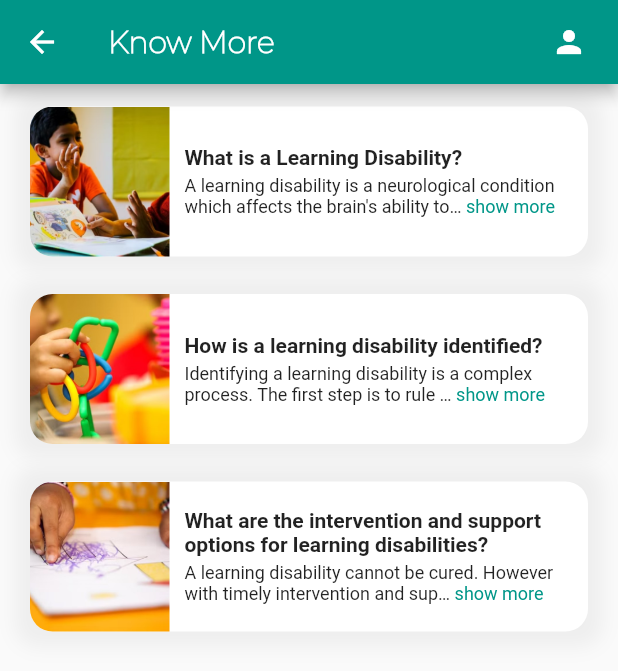
After one commit to systemcrackers/systemcrackers-app, a Flutter app: the HomeScreen screen opened by its route, after a tap on the "lightbulb" icon, on a phone screen of 412 x 824 dp. The commit adds this screen. Shown: the top 671 px of the screen. Run offline on Flutter 3.47's test engine with Material 2 defaults, Android fonts, the phone set to English and light mode, and no system bars; drawn by our look-alikes of expandable_text; our stand-ins replace font_awesome_flutter, google_sign_in, image_picker, snippet_coder_utils; missing offline and left inert: api_cache_manager, country_list_pick.

Commit message:
added know more screen

```diff
--- a/lib/main.dart
+++ b/lib/main.dart
@@ -1,13 +1,28 @@
 import 'package:flutter/material.dart';
 import 'package:uia_app/screens/dyslexia_screen.dart';
+import 'package:uia_app/services/shared_service.dart';
 
 import './screens/login_screen.dart';
 import './screens/signup_screen.dart';
 import 'screens/child_details_screen.dart';
 import 'screens/home_screen.dart';
+import 'screens/know_more_screen.dart';
+import 'screens/learning_disability_screen.dart';
 import 'screens/otp_screen.dart';
 
-void main() => runApp(const MyApp());
+Widget _defaultHome = const LoginScreen();
+
+void main() async {
+  WidgetsFlutterBinding.ensureInitialized();
+
+  bool _result = await SharedService.isLoggedIn();
+
+  if (_result) {
+    _defaultHome = const HomeScreen();
+  }
+
+  runApp(const MyApp());
+}
 
 class MyApp extends StatelessWidget {
   const MyApp({Key? key}) : super(key: key);
@@ -21,15 +36,15 @@ class MyApp extends StatelessWidget {
       ),
       routes: {
         // '/': (context) => const LandingScreen(),
-        '/': (context) => const LoginScreen(),
+        '/': (context) => _defaultHome,
         '/home': (context) => const HomeScreen(),
         'login': (context) => const LoginScreen(),
         '/register': (context) => const SignUpScreen(),
         // '/register': (context) => const RegisterPage(),
         '/otp': (context) => const OTPScreen(),
         '/child': (context) => const ChildDetails(),
-        '/dyslexia':(context) => const DyslexiaScreen(),
-      },
+        '/dyslexia': (context) => const DyslexiaScreen(),
+        '/know_more':(context) => KnowMoreScreen(),      },
     );
   }
 }
--- a/lib/screens/home_screen.dart
+++ b/lib/screens/home_screen.dart
@@ -1,5 +1,6 @@
 import 'package:flutter/material.dart';
 import 'package:uia_app/screens/dyslexia_screen.dart';
+import 'package:uia_app/screens/know_more_screen.dart';
 
 class HomeScreen extends StatefulWidget {
   const HomeScreen({super.key});
@@ -9,6 +10,13 @@ class HomeScreen extends StatefulWidget {
 }
 
 class _HomeScreenState extends State<HomeScreen> {
+  int pageIndex = 0;
+
+  final pages = [
+    const HomeScreen(),
+    KnowMoreScreen(),
+  ];
+
   @override
   Widget build(BuildContext context) {
     return Scaffold(
@@ -22,7 +30,12 @@ class _HomeScreenState extends State<HomeScreen> {
             fontWeight: FontWeight.bold,
           ),
         ),
+        actions: [
+          Icon(Icons.person),
+          SizedBox(width: MediaQuery.of(context).size.width * 0.05),
+        ],
       ),
+      drawer: Drawer(),
       body: Container(
         color: Colors.teal[100],
         child: SingleChildScrollView(
@@ -30,14 +43,58 @@ class _HomeScreenState extends State<HomeScreen> {
             children: [
               BuildCard(1, "./assets/icons/test.png", "Take a diagnostic test",
                   "Diagnostics tests are blah blah", context),
-              BuildCard(2, "./assets/icons/report.png", "View Past reports", "Other text", context),
-              BuildCard(3, "./assets/icons/specialist.jpg", "Consult a specialist",
-                  "Specialists are blah blah", context),
+              BuildCard(2, "./assets/icons/report.png", "View Past reports",
+                  "Other text", context),
+              BuildCard(3, "./assets/icons/specialist.jpg",
+                  "Consult a specialist", "Specialists are blah blah", context),
             ],
           ),
         ),
       ),
-      bottomNavigationBar: bottomNav(),
+      bottomNavigationBar: Container(
+        height: 60,
+        decoration: BoxDecoration(
+          color: Theme.of(context).primaryColor,
+          borderRadius: const BorderRadius.only(
+            topLeft: Radius.circular(20),
+            topRight: Radius.circular(20),
+          ),
+        ),
+        child: Row(
+          mainAxisAlignment: MainAxisAlignment.spaceAround,
+          children: [
+            IconButton(
+              enableFeedback: false,
+              onPressed: () {
+                setState(() {
+                  pageIndex = 0;
+                });
+              },
+              icon: const Icon(
+                Icons.home_outlined,
+                color: Colors.white,
+                size: 20,
+              ),
+            ),
+            IconButton(
+              enableFeedback: false,
+              onPressed: () {
+                Navigator.push(
+                  context,
+                  MaterialPageRoute(
+                    builder: (context) => KnowMoreScreen(),
+                  ),
+                );
+              },
+              icon: const Icon(
+                Icons.lightbulb,
+                color: Colors.white,
+                size: 20,
+              ),
+            ),
+          ],
+        ),
+      ),
     );
   }
 }
@@ -95,10 +152,10 @@ Widget BuildCard(
               onPressed: () {
                 switch (key) {
                   case 1:
-                    Navigator.push(context,
-                      MaterialPageRoute(
-                          builder: (context) => const DyslexiaScreen())
-                    );
+                    Navigator.push(
+                        context,
+                        MaterialPageRoute(
+                            builder: (context) => const DyslexiaScreen()));
                     break;
                   case 2:
                     // Navigator.push(context,
@@ -126,25 +183,3 @@ Widget BuildCard(
     ),
   );
 }
-
-
-Widget bottomNav() {
-  return BottomNavigationBar(
-    items: const <BottomNavigationBarItem>[
-      BottomNavigationBarItem(
-        icon: Icon(Icons.home),
-        label: 'Home',
-      ),
-      // BottomNavigationBarItem(
-      //   icon: Icon(Icons.person),
-      //   label: 'Profile',
-      // ),
-      BottomNavigationBarItem(
-        icon: Icon(Icons.lightbulb_rounded),
-        label: 'Know More',
-      ),
-    ],
-    currentIndex: 0,
-    selectedItemColor: Colors.amber[800],
-  );
-}
--- /dev/null
+++ b/lib/screens/know_more_screen.dart
@@ -0,0 +1,161 @@
+import 'package:expandable_text/expandable_text.dart';
+import 'package:flutter/material.dart';
+
+class Feature {
+  final int id;
+  final String title;
+  final String description;
+  final String urlImage;
+  // final String ageGroup;
+  final String nextScreenRoute;
+
+  const Feature({
+    required this.id,
+    required this.title,
+    required this.description,
+    required this.urlImage,
+    // required this.ageGroup,
+    required this.nextScreenRoute,
+  });
+}
+
+class KnowMoreScreen extends StatelessWidget {
+  KnowMoreScreen({super.key});
+
+  List<Feature> featuresList = [
+    const Feature(
+      id: 0,
+      title: 'What is a Learning Disability?',
+      description:
+          'A learning disability is a neurological condition which affects the brain\'s ability to send, receive, and process information. A child with a learning disability may have difficulties in reading, writing, speaking, listening, understanding mathematical concepts, and with general comprehension. Learning disabilities include a group of disorders such as dyslexia, dyspraxia, dyscalculia and dysgraphia. Each type of disorder may coexist with another.\nThe term includes such conditions as perceptual handicaps, brain injury, minimal brain dysfunction, dyslexia and developmental aphasia.\nThe term does not include children who have learning problems which are primarily the result of visual, hearing or motor handicaps, or mental retardation, emotional disturbance or environmental, cultural or economic disadvantages.',
+      urlImage: 'assets/icons/learning_disabilities.jpg',
+      // ageGroup: 'Time Management',
+      nextScreenRoute: '/learning_disability',
+    ),
+    const Feature(
+      id: 1,
+      title: 'How is a learning disability identified?',
+      description:
+          'Identifying a learning disability is a complex process. The first step is to rule out vision, hearing, and developmental issues that can overshadow the underlying learning disability. Once these tests are completed, a learning disability is identified using psycho educational assessment, which includes academic achievement testing along with a measure of intellectual capability. This test helps determine if there is any significant discrepancy between a child\'s potential and performance capability (IQ) and the child\'s academic achievement (school performance).',
+      urlImage: 'assets/icons/identify.jpg',
+      // ageGroup: 'Time Management',
+      nextScreenRoute: '/identify_learning_disability',
+    ),
+    const Feature(
+      id: 2,
+      title:
+          'What are the intervention and support options for learning disabilities?',
+      description:
+          'A learning disability cannot be cured. However with timely intervention and support, children with learning disabilities can be successful in school. Parents and teachers are the first persons to notice that the child is finding it difficult to read, write or learn. If you think that your child may have a learning disability, seek help from a mental health expert or other trained specialists for the required intervention program or therapy.',
+      urlImage: 'assets/icons/support.jpg',
+      nextScreenRoute: '/support_learning_disability',
+    ),
+  ];
+
+  @override
+  Widget build(BuildContext context) {
+    return Scaffold(
+      appBar: AppBar(
+        title: const Text(
+          'Know More',
+          style: TextStyle(
+            fontSize: 20,
+            fontFamily: 'Montserrat',
+            fontWeight: FontWeight.bold,
+          ),
+        ),
+        actions: [
+          Icon(Icons.person),
+          SizedBox(width: MediaQuery.of(context).size.width * 0.05),
+        ],
+      ),
+      body: Column(children: [
+        ListView.builder(
+            physics: NeverScrollableScrollPhysics(),
+            shrinkWrap: true,
+            scrollDirection: Axis.vertical,
+            itemCount: featuresList.length,
+            itemBuilder: (context, index) {
+              final feature = featuresList[index];
+
+              return SingleChildScrollView(
+                child: Container(
+                  margin: EdgeInsets.fromLTRB(20, 15, 20, 10),
+                  decoration: BoxDecoration(
+                    borderRadius: BorderRadius.circular(15),
+                    color: Colors.white,
+                    boxShadow: [
+                      BoxShadow(
+                        color: Colors.grey.shade200,
+                        blurRadius: 10,
+                        spreadRadius: 10,
+                      )
+                    ],
+                  ),
+                  child: Padding(
+                    padding: const EdgeInsets.symmetric(vertical: 0.0),
+                    child: Row(
+                      crossAxisAlignment: CrossAxisAlignment.center,
+                      children: <Widget>[
+                        Expanded(
+                          flex: 1,
+                          child: Padding(
+                            padding: const EdgeInsets.all(0.0),
+                            child: ClipRRect(
+                              borderRadius: BorderRadius.only(
+                                  topLeft: Radius.circular(15),
+                                  bottomLeft: Radius.circular(15)),
+                              child: Image.asset(
+                                feature.urlImage,
+                                fit: BoxFit.cover,
+                                height: 100,
+                              ),
+                            ),
+                          ),
+                        ),
+                        Expanded(
+                          flex: 3,
+                          child: Padding(
+                            padding:
+                                const EdgeInsets.fromLTRB(10.0, 0.0, 20.0, 0.0),
+                            child: Column(
+                              crossAxisAlignment: CrossAxisAlignment.start,
+                              mainAxisAlignment: MainAxisAlignment.center,
+                              children: <Widget>[
+                                Text(
+                                  feature.title,
+                                  style: const TextStyle(
+                                    fontWeight: FontWeight.w700,
+                                    fontSize: 14.0,
+                                  ),
+                                ),
+                                const Padding(
+                                  padding: EdgeInsets.symmetric(vertical: 2.0),
+                                ),
+                                ExpandableText(
+                                  feature.description,
+                                  expandText: "show more",
+                                  collapseText: "show less",
+                                  expandOnTextTap: true,
+                                  collapseOnTextTap: true,
+                                  style: const TextStyle(
+                                    fontWeight: FontWeight.w400,
+                                    fontSize: 12.0,
+                                  ),
+                                  maxLines: 2,
+                                  // overflow: TextOverflow.visible,
+                                ),
+                              ],
+                            ),
+                          ),
+                        ),
+                      ],
+                    ),
+                  ),
+                ),
+              );
+            })
+      ]),
+    );
+  }
+}
--- /dev/null
+++ b/lib/screens/learning_disability_screen.dart
@@ -0,0 +1,12 @@
+import 'package:flutter/material.dart';
+
+class LearningDisabilityScreen extends StatelessWidget {
+  const LearningDisabilityScreen({super.key});
+
+  @override
+  Widget build(BuildContext context) {
+    return Scaffold(
+
+    );
+  }
+}
--- a/pubspec.yaml
+++ b/pubspec.yaml
@@ -43,6 +43,7 @@ dependencies:
   intl: ^0.17.0
   camera: ^0.10.0+4
   country_list_pick: ^1.0.1+6
+  expandable_text: ^2.3.0
 
 dev_dependencies:
   flutter_test:
```
Also changed, not shown: assets/icons/identify.jpg (added), assets/icons/learning_disabilities.jpg (added), assets/icons/support.jpg (added), assets/logos/logo.png.
